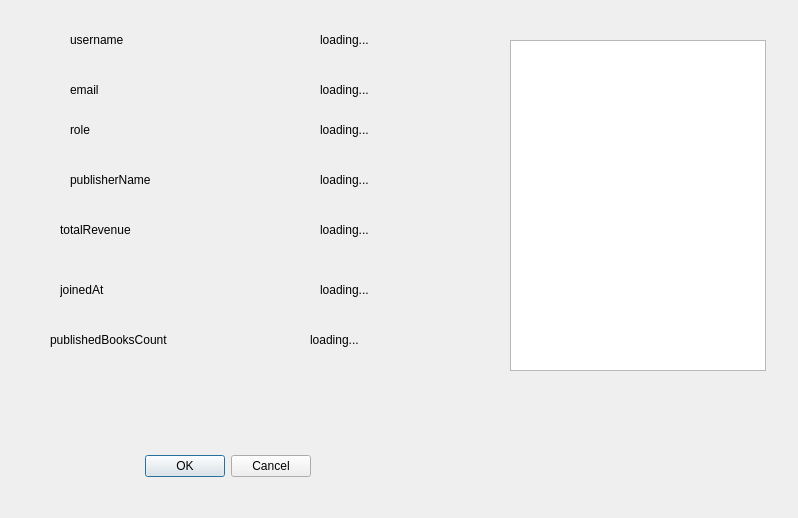
First picture: the form in BookClubProject/Users/UserDetailDialog.ui, repository mohammadshirizadeh-sudo/book-club, before the edit.
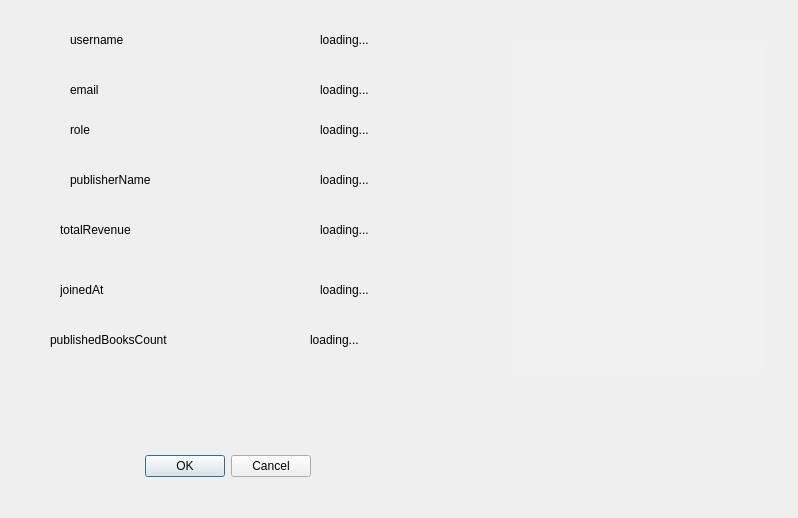
Second picture: the form after the edit.

Commit message: fix: resolve errors and improve book display in user window

Diff of the .ui file:
```diff
--- a/BookClubProject/Users/UserDetailDialog.ui
+++ b/BookClubProject/Users/UserDetailDialog.ui
@@ -220,6 +220,12 @@
      <height>331</height>
     </rect>
    </property>
+   <property name="styleSheet">
+    <string notr="true">QFrame {
+	background-color: rgba(255,255,255,10);
+}
+</string>
+   </property>
   </widget>
  </widget>
  <resources/>
```
The commit also changes 9 other files.
